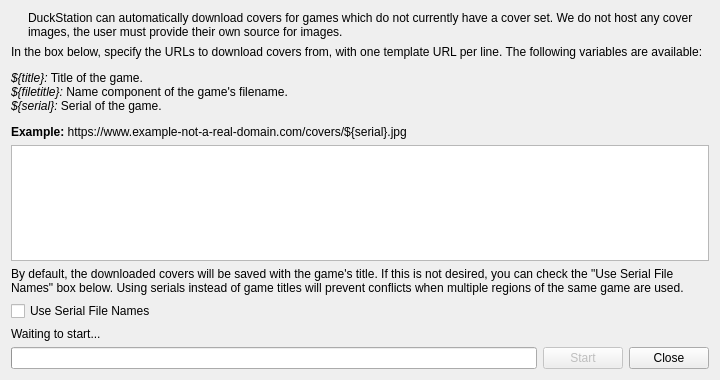
Above: src/duckstation-qt/coverdownloaddialog.ui from kofxi3584karlayang/duckstation before the change. Below: the same form after it.
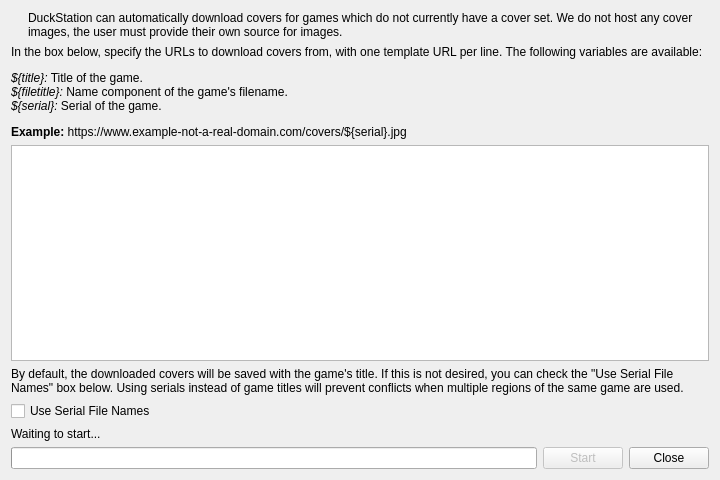
That is the form after the change. Icons and pictures are not drawn.

Commit message: Qt: Further polish the layout of some widgets (#3427)

```diff
--- a/src/duckstation-qt/coverdownloaddialog.ui
+++ b/src/duckstation-qt/coverdownloaddialog.ui
@@ -7,7 +7,7 @@
     <x>0</x>
     <y>0</y>
     <width>720</width>
-    <height>380</height>
+    <height>480</height>
    </rect>
   </property>
   <property name="windowTitle">
@@ -59,6 +59,12 @@
    </item>
    <item>
     <widget class="QLabel" name="label_2">
+     <property name="sizePolicy">
+      <sizepolicy hsizetype="Preferred" vsizetype="Minimum">
+       <horstretch>0</horstretch>
+       <verstretch>0</verstretch>
+      </sizepolicy>
+     </property>
      <property name="text">
       <string>By default, the downloaded covers will be saved with the game's title. If this is not desired, you can check the &quot;Use Serial File Names&quot; box below. Using serials instead of game titles will prevent conflicts when multiple regions of the same game are used.</string>
      </property>
```
Left out of the diff: 12 changed lines with no effect on the pictures. The commit also changes 4 other files.
